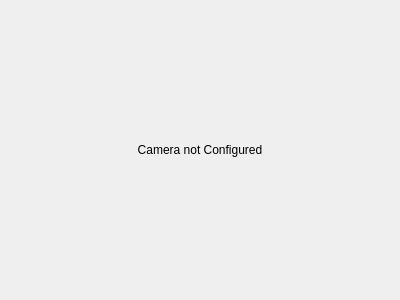
Before: the Qt Designer form ui/CameraWidget.ui in ETHZ-INS/Flow3R, drawn with Qt 5.
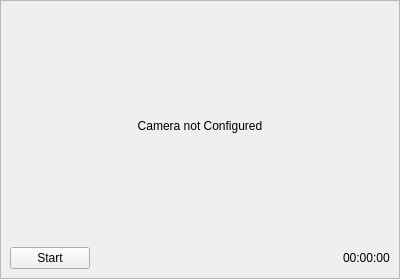
After: the same form once the commit is applied.

```diff
--- a/ui/CameraWidget.ui
+++ b/ui/CameraWidget.ui
@@ -7,7 +7,7 @@
     <x>0</x>
     <y>0</y>
     <width>400</width>
-    <height>300</height>
+    <height>279</height>
    </rect>
   </property>
   <property name="features">
@@ -20,15 +20,123 @@
    <string>DockWidget</string>
   </property>
   <widget class="QWidget" name="dockWidgetContents">
-   <layout class="QHBoxLayout" name="horizontalLayout">
+   <layout class="QVBoxLayout" name="verticalLayout">
+    <property name="spacing">
+     <number>0</number>
+    </property>
+    <property name="leftMargin">
+     <number>0</number>
+    </property>
+    <property name="topMargin">
+     <number>0</number>
+    </property>
+    <property name="rightMargin">
+     <number>0</number>
+    </property>
+    <property name="bottomMargin">
+     <number>0</number>
+    </property>
     <item>
-     <widget class="QLabel" name="label">
-      <property name="text">
-       <string>Camera not Configured</string>
+     <widget class="QFrame" name="frame_2">
+      <property name="frameShape">
+       <enum>QFrame::StyledPanel</enum>
       </property>
-      <property name="alignment">
-       <set>Qt::AlignCenter</set>
+      <property name="frameShadow">
+       <enum>QFrame::Raised</enum>
       </property>
+      <layout class="QVBoxLayout" name="verticalLayout_2">
+       <item>
+        <widget class="QLabel" name="label">
+         <property name="text">
+          <string>Camera not Configured</string>
+         </property>
+         <property name="alignment">
+          <set>Qt::AlignCenter</set>
+         </property>
+        </widget>
+       </item>
+       <item>
+        <widget class="QFrame" name="frame">
+         <property name="sizePolicy">
+          <sizepolicy hsizetype="Preferred" vsizetype="Maximum">
+           <horstretch>0</horstretch>
+           <verstretch>0</verstretch>
+          </sizepolicy>
+         </property>
+         <property name="minimumSize">
+          <size>
+           <width>0</width>
+           <height>20</height>
+          </size>
+         </property>
+         <property name="maximumSize">
+          <size>
+           <width>16777215</width>
+           <height>16777215</height>
+          </size>
+         </property>
+         <property name="frameShape">
+          <enum>QFrame::NoFrame</enum>
+         </property>
+         <property name="frameShadow">
+          <enum>QFrame::Raised</enum>
+         </property>
+         <layout class="QHBoxLayout" name="horizontalLayout">
+          <property name="leftMargin">
+           <number>0</number>
+          </property>
+          <property name="topMargin">
+           <number>0</number>
+          </property>
+          <property name="rightMargin">
+           <number>0</number>
+          </property>
+          <property name="bottomMargin">
+           <number>0</number>
+          </property>
+          <item>
+           <widget class="QPushButton" name="btn_start">
+            <property name="minimumSize">
+             <size>
+              <width>0</width>
+              <height>0</height>
+             </size>
+            </property>
+            <property name="text">
+             <string>Start</string>
+            </property>
+           </widget>
+          </item>
+          <item>
+           <spacer name="horizontalSpacer">
+            <property name="orientation">
+             <enum>Qt::Horizontal</enum>
+            </property>
+            <property name="sizeHint" stdset="0">
+             <size>
+              <width>40</width>
+              <height>0</height>
+             </size>
+            </property>
+           </spacer>
+          </item>
+          <item>
+           <widget class="QLabel" name="lbl_time">
+            <property name="sizePolicy">
+             <sizepolicy hsizetype="Preferred" vsizetype="Maximum">
+              <horstretch>0</horstretch>
+              <verstretch>0</verstretch>
+             </sizepolicy>
+            </property>
+            <property name="text">
+             <string>00:00:00</string>
+            </property>
+           </widget>
+          </item>
+         </layout>
+        </widget>
+       </item>
+      </layout>
      </widget>
     </item>
    </layout>
```
